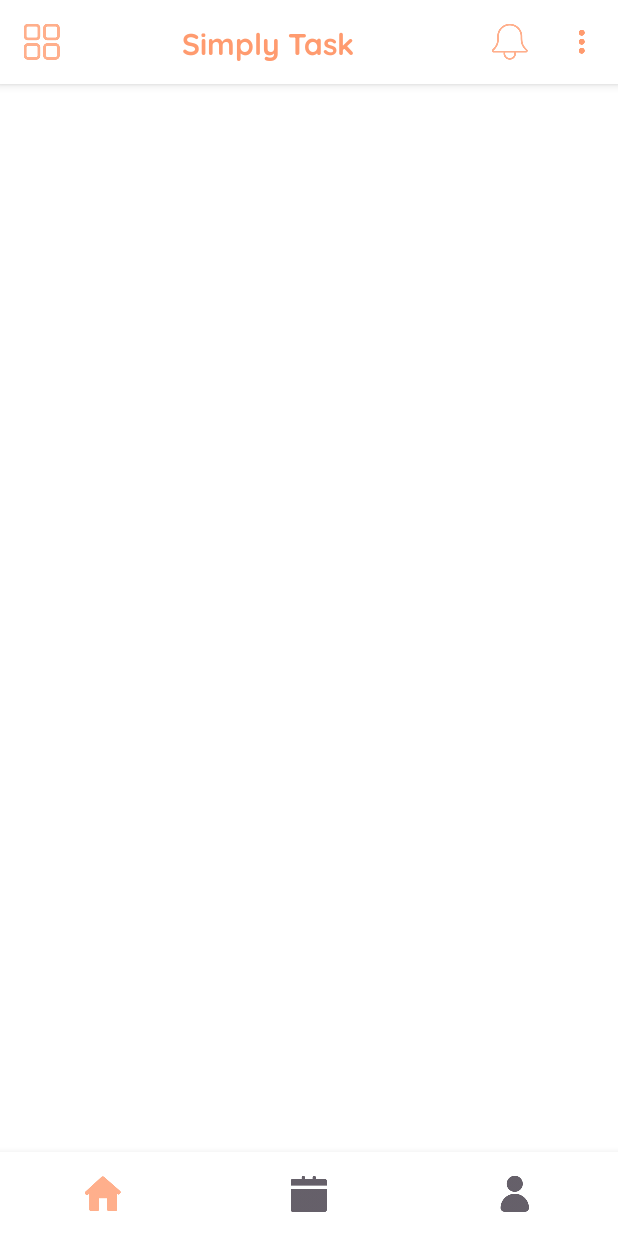
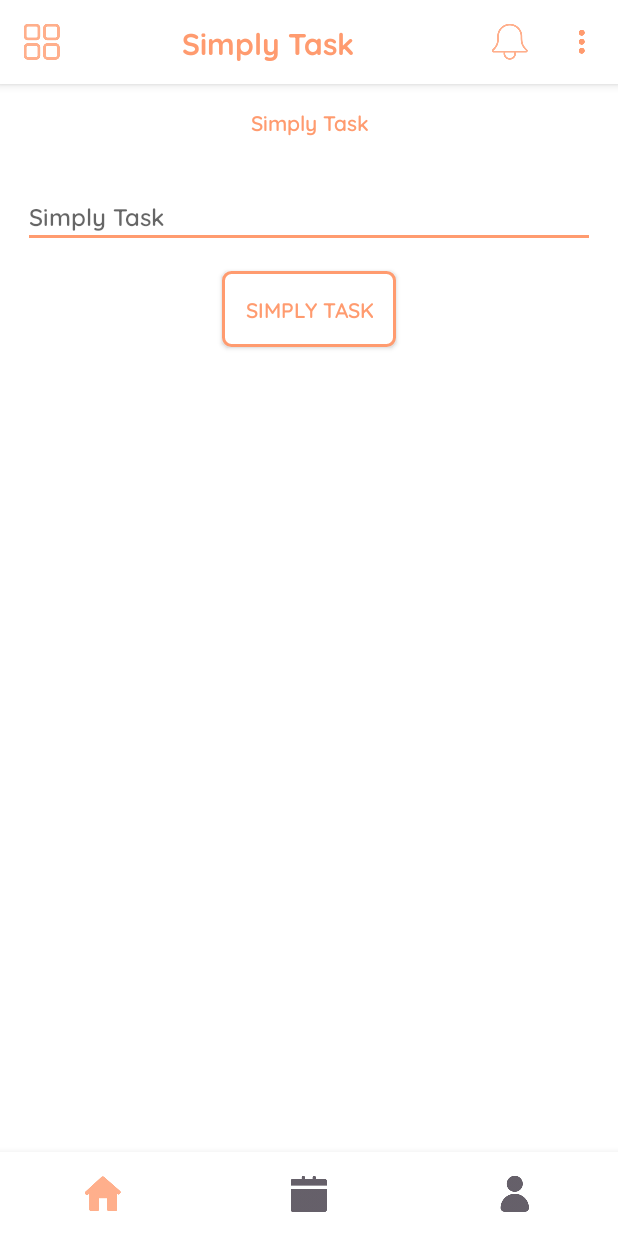
Before and after one commit to Matt-Dev/daydo-ui, an Android app: the screen it shows after launch (MainActivity), on a phone screen of 412 x 824 dp. Run offline under Robolectric (Android 15) with nearby library versions, the phone set to English and light mode, and no system bars.

Commit message:
set size

```diff
--- /dev/null
+++ b/app/src/main/res/drawable/shape_button.xml
@@ -0,0 +1,8 @@
+<?xml version="1.0" encoding="utf-8"?>
+<shape xmlns:android="http://schemas.android.com/apk/res/android">
+    <stroke
+        android:color="@color/colorOrange"
+        android:width="2dp"/>
+    <corners android:radius="5dp"/>
+    <solid android:color="@color/colorWhite"/>
+</shape>
--- a/app/src/main/res/layout/activity_main.xml
+++ b/app/src/main/res/layout/activity_main.xml
@@ -11,6 +11,37 @@
         layout="@layout/layout_app_toolbar"
         android:layout_width="match_parent"
         android:layout_height="wrap_content"/>
+
+    <TextView
+        android:layout_width="match_parent"
+        android:layout_height="wrap_content"
+        android:text="@string/app_name"
+        android:layout_gravity="center"
+        android:padding="15dp"
+        android:gravity="center"
+        android:textColor="@color/colorOrange"
+        android:textSize="@dimen/sizeParagraph"/>
+    <EditText
+        android:layout_width="match_parent"
+        android:layout_height="wrap_content"
+        android:layout_margin="15dp"
+        android:textAppearance="?android:attr/textAppearanceListItem"
+        android:textSize="@dimen/sizeInputText"
+        android:inputType="text"
+        android:autofillHints="@string/app_name"
+        android:hint="@string/app_name"
+        android:backgroundTint="@color/colorOrange"/>
+    <Button
+        android:layout_width="wrap_content"
+        android:layout_height="wrap_content"
+        android:text="@string/app_name"
+        android:textStyle="bold"
+        android:padding="15dp"
+        android:layout_gravity="center"
+        android:textSize="@dimen/sizeParagraph"
+        android:textColor="@color/colorOrange"
+        android:background="@drawable/shape_button"/>
+
     <LinearLayout
         android:layout_width="match_parent"
         android:layout_height="0dip"
--- a/app/src/main/res/layout/layout_app_toolbar.xml
+++ b/app/src/main/res/layout/layout_app_toolbar.xml
@@ -14,6 +14,6 @@
         android:text="@string/app_name"
         android:gravity="center"
         android:fontFamily="@font/quicksand_bold"
-        android:textSize="@dimen/appTitle"
+        android:textSize="@dimen/sizeTitle"
         android:textColor="@color/colorOrange"/>
 </androidx.appcompat.widget.Toolbar>
--- a/app/src/main/res/values/dimens.xml
+++ b/app/src/main/res/values/dimens.xml
@@ -1,4 +1,6 @@
 <?xml version="1.0" encoding="utf-8"?>
 <resources>
-    <dimen name="appTitle">20sp</dimen>
+    <dimen name="sizeTitle">20sp</dimen>
+    <dimen name="sizeParagraph">14sp</dimen>
+    <dimen name="sizeInputText">16sp</dimen>
 </resources>
```
